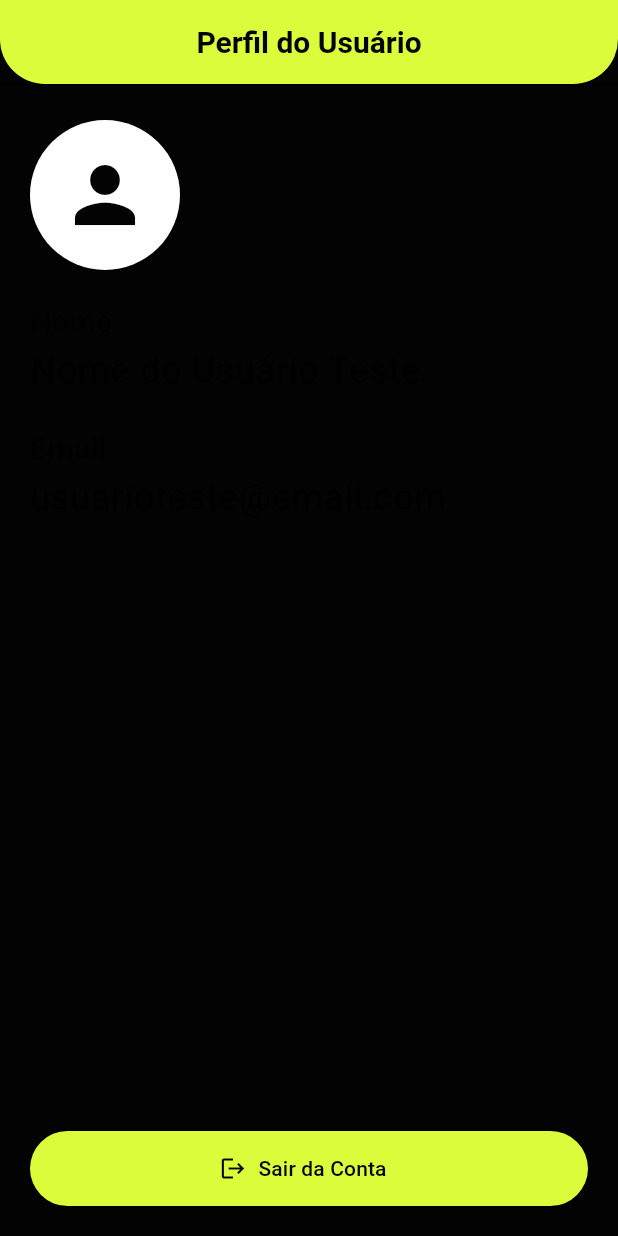
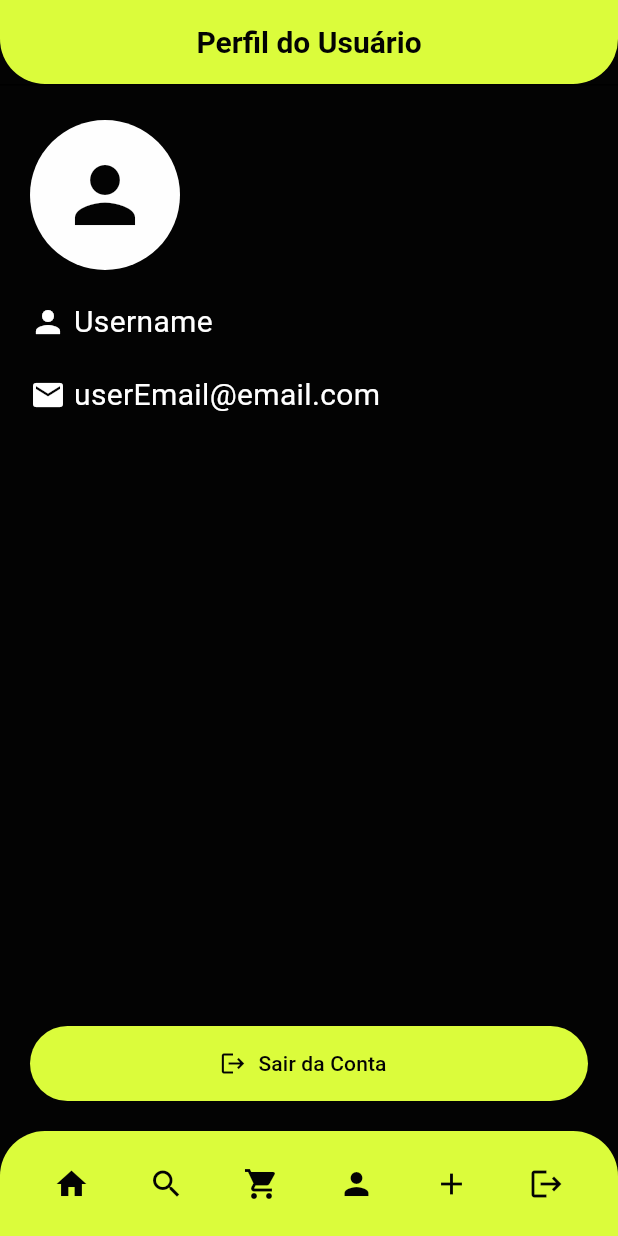
Before and after one commit to tiagojordao/Tickets4Devs, a Flutter app: the UserProfileScreen screen opened by its route, on a phone screen of 412 x 824 dp. Run offline on Flutter 3.47's test engine with Material 3 defaults, Android fonts, the phone set to English and light mode, and no system bars; our stand-ins replace go_router.

Commit message:
fix: profile screen

```diff
--- a/lib/routes/Routes.dart
+++ b/lib/routes/Routes.dart
@@ -44,8 +44,8 @@ final GoRouter myRouter = GoRouter(routes: <RouteBase>[
     path: '/profile',
     builder: (BuildContext context, GoRouterState state) {
       return UserProfileScreen(
-        name: "Nome do Usuário Teste",
-        email: "usuarioteste@email.com",
+        name: "Username",
+        email: "userEmail@email.com",
       );
     },
   ),
--- a/lib/screens/EventDetail.dart
+++ b/lib/screens/EventDetail.dart
@@ -122,8 +122,8 @@ class _EventDetailState extends State<EventDetail> {
         ),
       ),
       bottomNavigationBar: BottomNavBar(
-            selectedIndex: _selectedIndex,
-          ),
+        selectedIndex: _selectedIndex,
+      ),
     );
   }
 }
--- a/lib/screens/UserProfileScreen.dart
+++ b/lib/screens/UserProfileScreen.dart
@@ -2,8 +2,12 @@
 
 import 'package:flutter/material.dart';
 import 'package:go_router/go_router.dart';
+import 'package:tickets4devs/widgets/BottomNavBar.dart';
 
 class UserProfileScreen extends StatelessWidget {
+
+  final int _selectedIndex = 0;
+
   final String name;
   final String email;
 
@@ -13,7 +17,6 @@ class UserProfileScreen extends StatelessWidget {
     required this.email,
   }) : super(key: key);
 
-  @override
   Widget build(BuildContext context) {
     return Scaffold(
       appBar: PreferredSize(
@@ -64,22 +67,34 @@ class UserProfileScreen extends StatelessWidget {
               ),
             ),
             const SizedBox(height: 20),
-            Text(
-              "Nome",
-              style: Theme.of(context).textTheme.bodyMedium,
-            ),
-            Text(
-              name,
-              style: Theme.of(context).textTheme.bodyLarge,
+            Row(
+              children: [
+                Icon(
+                  Icons.person,
+                  color: Colors.white,
+                ),
+                Text(
+                  ' $name',
+                  style: TextStyle(
+                    color: Colors.white,
+                  ),
+                ),
+              ],
             ),
             const SizedBox(height: 20),
-            Text(
-              "Email",
-              style: Theme.of(context).textTheme.bodyMedium,
-            ),
-            Text(
-              email,
-              style: Theme.of(context).textTheme.bodyLarge,
+            Row(
+              children: [
+                Icon(
+                  Icons.email,
+                  color: Colors.white,
+                ),
+                Text(
+                  ' $email',
+                  style: TextStyle(
+                    color: Colors.white,
+                  ),
+                ),
+              ],
             ),
             const Spacer(),
             SizedBox(
@@ -100,6 +115,9 @@ class UserProfileScreen extends StatelessWidget {
           ],
         ),
       ),
+      bottomNavigationBar: BottomNavBar(
+        selectedIndex: _selectedIndex,
+      ),
     );
   }
 }
--- a/lib/widgets/BottomNavBar.dart
+++ b/lib/widgets/BottomNavBar.dart
@@ -41,7 +41,9 @@ class BottomNavBar extends StatelessWidget {
               IconButton(
                 icon: Icon(Icons.person),
                 color: Theme.of(context).scaffoldBackgroundColor,
-                onPressed: () {} /*Temos que alterar para a tela de perfil quando houver*/
+                onPressed: () {
+                  context.go('/profile');
+                } /*Temos que alterar para a tela de perfil quando houver*/
               ),
               IconButton(
                 icon: Icon(Icons.add),
```
